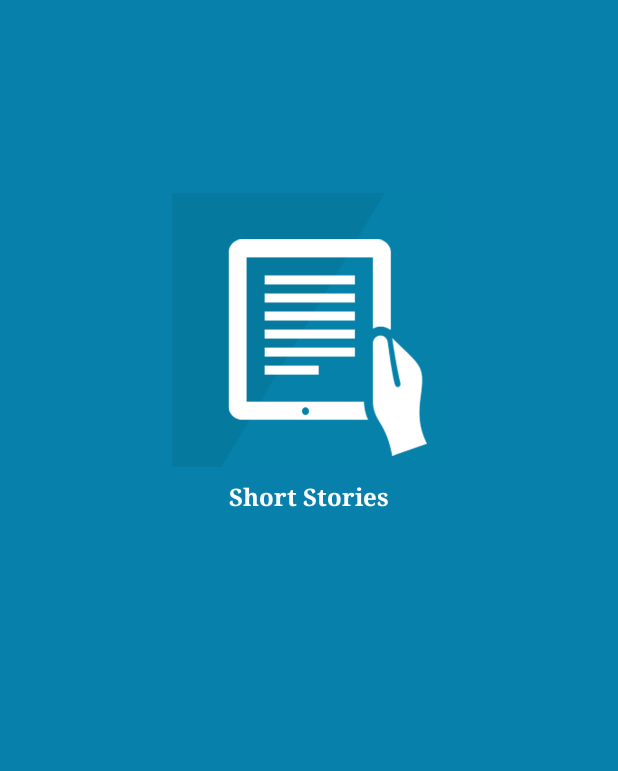
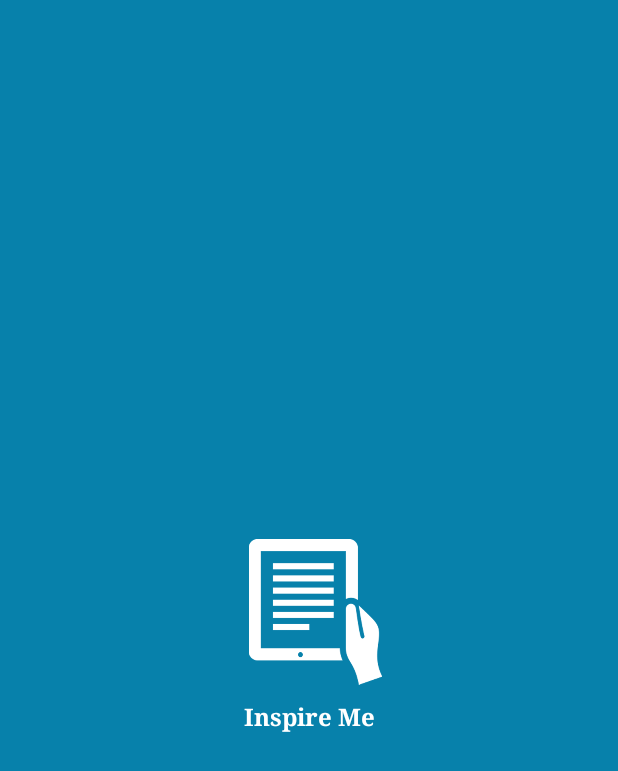
Before and after one commit to iamrahulyadav/ShortStory, an Android app: the screen it shows after launch (MainActivity), on a phone screen of 412 x 824 dp. Shown: the top 771 px of the screen. Run offline under Robolectric (Android 15) with nearby library versions, the phone set to English and light mode, and no system bars; our stand-ins replace AdMob, Firebase (no records; nobody signed in at launch, a user with empty details on screens opened directly); libraries missing offline, so code that uses them is left out: com.gordonwong.materialsheetfab; 1 statement that could not run was skipped.

```diff
--- a/app/src/main/java/utils/AppRater.java
+++ b/app/src/main/java/utils/AppRater.java
@@ -54,6 +54,7 @@ public class AppRater {
 
     public static void showRateDialog(final Context mContext, final SharedPreferences.Editor editor) {
 
+        try {
             AlertDialog.Builder builder = new AlertDialog.Builder(mContext);
             builder.setTitle("Thank You!");
             builder.setMessage("If you like the App, Give Review and support us")
@@ -90,6 +91,10 @@ public class AppRater {
             builder.create();
             builder.show();
 
+
+        } catch (Exception e) {
+            e.printStackTrace();
+        }
     }
 
 
--- a/app/src/main/java/utils/FirebasePushNotification.java
+++ b/app/src/main/java/utils/FirebasePushNotification.java
@@ -34,9 +34,7 @@ public class FirebasePushNotification extends FirebaseMessagingService {
         if (remoteMessage.getData().size() > 0) {
 
 
-
             storyID = remoteMessage.getData().get("story");
-
 
 
             intent = new Intent(this, MainActivity.class);
--- a/app/src/main/res/layout/splash_main.xml
+++ b/app/src/main/res/layout/splash_main.xml
@@ -1,28 +1,32 @@
 <?xml version="1.0" encoding="utf-8"?>
-<LinearLayout xmlns:android="http://schemas.android.com/apk/res/android"
+<RelativeLayout xmlns:android="http://schemas.android.com/apk/res/android"
     android:layout_width="match_parent"
     android:layout_height="match_parent"
-    android:background="@color/colorPrimary"
-    android:orientation="vertical">
+    android:background="@color/colorPrimary">
+
 
     <ImageView
-        android:layout_width="200dp"
-        android:layout_height="200dp"
-        android:layout_gravity="center"
-        android:layout_marginTop="120dp"
+        android:id="@+id/splash_icon_imageview"
+        android:layout_width="wrap_content"
+        android:layout_height="110dp"
+        android:layout_centerInParent="true"
         android:scaleType="fitCenter"
-        android:src="@drawable/logo_image"
+        android:src="@drawable/splash_screen_logo"
 
         />
 
     <TextView
         android:layout_width="match_parent"
         android:layout_height="wrap_content"
+        android:layout_below="@+id/splash_icon_imageview"
+        android:layout_centerInParent="true"
         android:fontFamily="serif"
-        android:text="Short Stories"
+        android:text="Inspire Me"
         android:textAlignment="center"
         android:textColor="@color/colorWhiteBg"
         android:textSize="16sp"
-        android:textStyle="bold" />
+        android:textStyle="bold"
+        android:typeface="serif" />
 
-</LinearLayout>
+
+</RelativeLayout>
```
Also changed, not shown: app/src/main/java/app/story/craftystudio/shortstory/MainActivity.java (+12 -5 lines), app/src/main/java/app/story/craftystudio/shortstory/ShortStoryFragment.java (+7 -3 lines), app/src/main/java/utils/FireBaseHandler.java (+14 -2 lines), app/src/main/java/utils/Story.java (+12 -0 lines), app/src/main/java/utils/StoryWordMeaning.java (+6 -1 lines), app/src/main/res/layout/fragment_short_story.xml (+5 -4 lines), app/src/main/res/drawable/logo_image.png (deleted), app/src/main/res/drawable/splash_screen_logo.png (added). Lines whose indentation alone changed are shown as unchanged.
